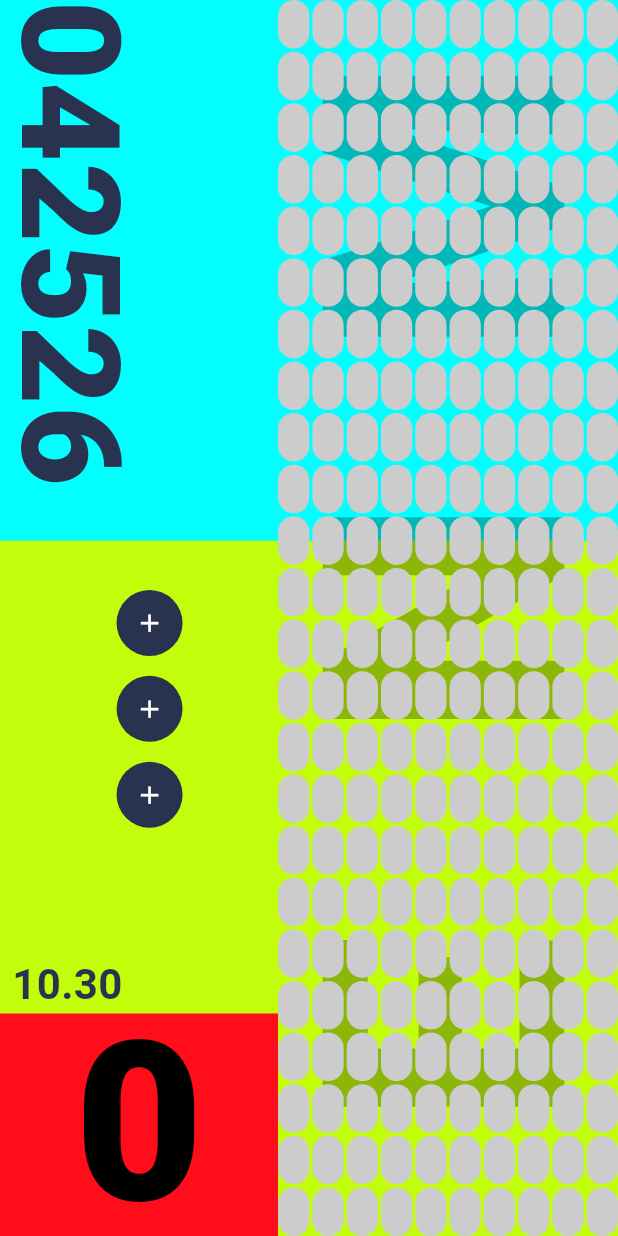
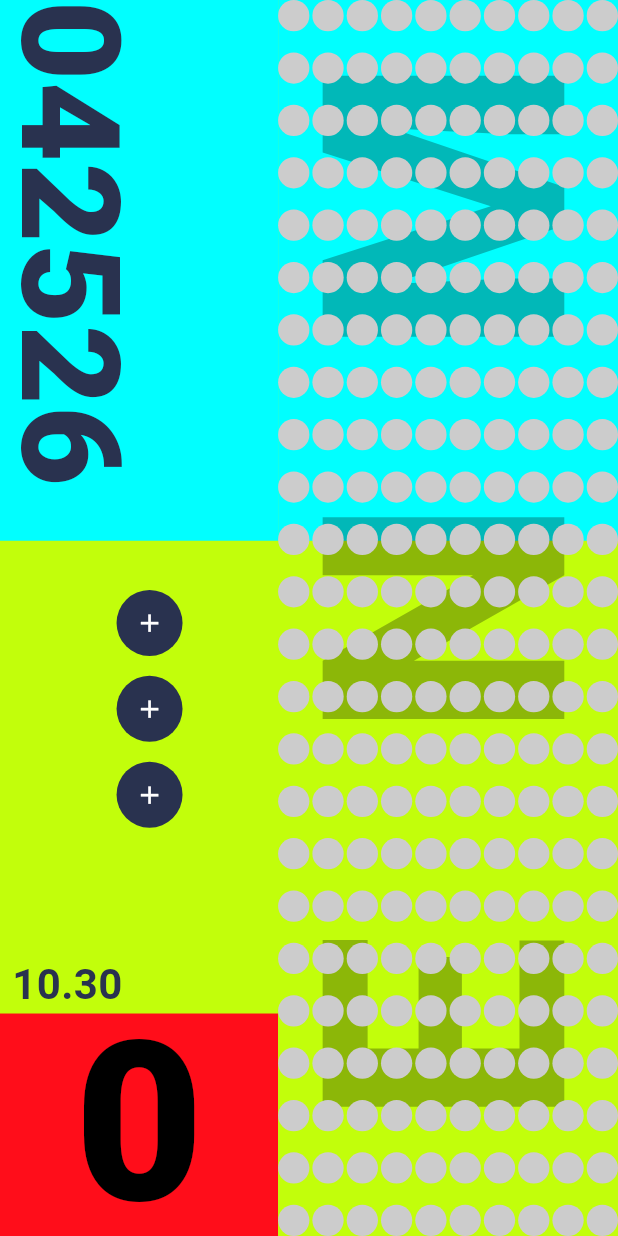
Before and after one commit to VincentFeliciano/Dot, a Flutter app: the screen it shows after launch, on a phone screen of 412 x 824 dp. Run offline on Flutter 3.47's test engine with Material 3 defaults, Android fonts, the phone set to English and light mode, and no system bars.

Commit message:
Square dots with dynamic row spacing to fill panel height

```diff
--- a/lib/widgets/dot_matrix_panel.dart
+++ b/lib/widgets/dot_matrix_panel.dart
@@ -46,9 +46,10 @@
     return LayoutBuilder(builder: (context, constraints) {
       final w = constraints.maxWidth;
       final h = constraints.maxHeight;
-      final dotHeight = (h - _kSpacing * (_kRows - 1)) / _kRows;
-      final dotWidth = (w - _kSpacing * (_kCols - 1)) / _kCols;
-      final radius = BorderRadius.circular(math.min(dotWidth, dotHeight) / 2);
+      // Dots are square based on column width; row spacing expands to fill height
+      final dotSize = (w - _kSpacing * (_kCols - 1)) / _kCols;
+      final rowSpacing = (h - dotSize * _kRows) / (_kRows - 1);
+      final radius = BorderRadius.circular(dotSize / 2);
       final fraction = _timeFraction();
       final fillH = h * fraction;
       final cellMap = _buildCellMap();
@@ -72,8 +73,8 @@
             gridDelegate: SliverGridDelegateWithFixedCrossAxisCount(
               crossAxisCount: _kCols,
               crossAxisSpacing: _kSpacing,
-              mainAxisSpacing: _kSpacing,
-              mainAxisExtent: dotHeight,
+              mainAxisSpacing: rowSpacing,
+              mainAxisExtent: dotSize,
             ),
             itemCount: _kRows * _kCols,
             itemBuilder: (ctx, index) {
```
Also changed, not shown: 3 other files.
